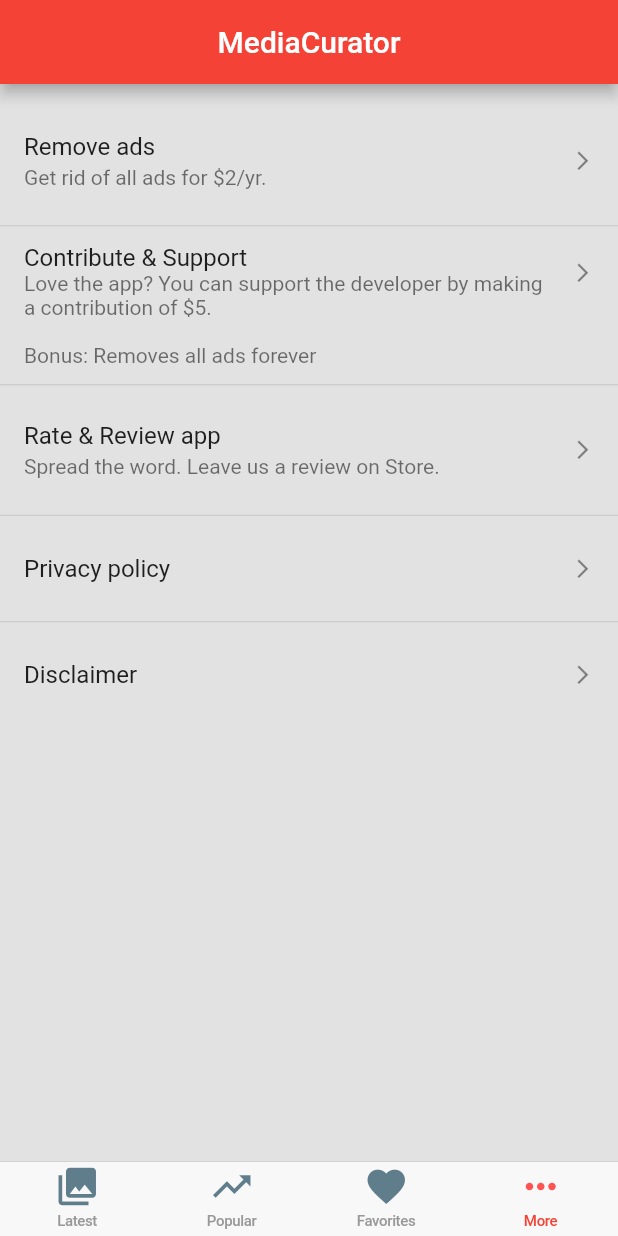
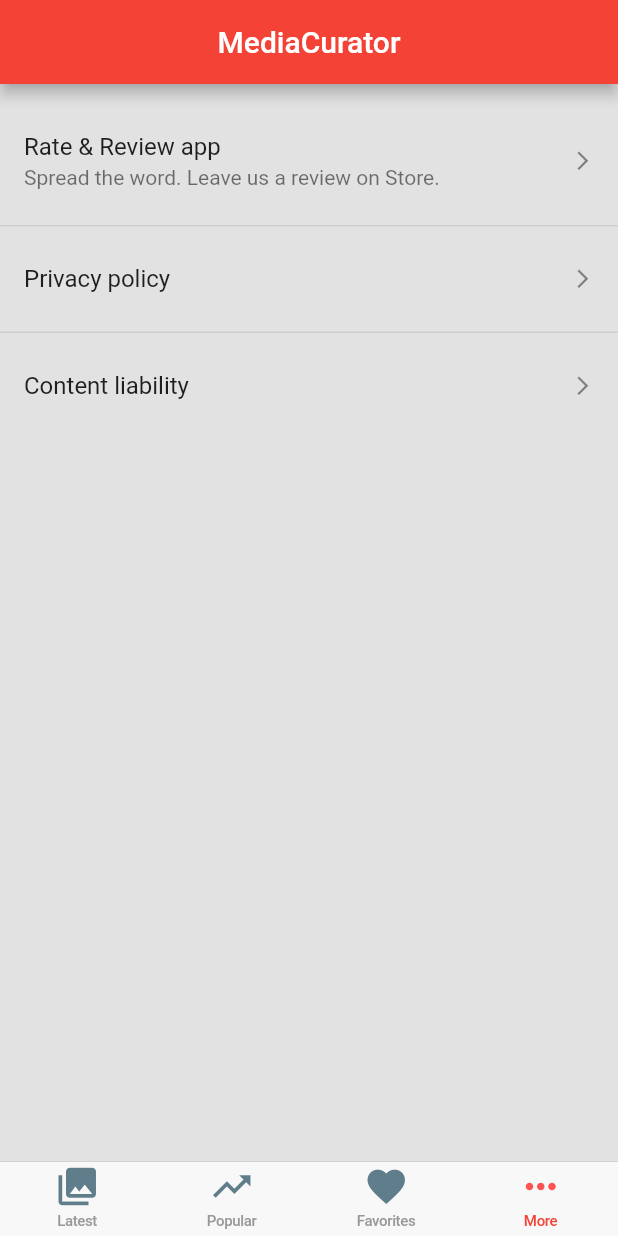
Before and after one commit to shahthepro/reddit_curator, a Flutter app: the screen it shows after launch, item 4 of the bottom bar chosen, on a phone screen of 412 x 824 dp. Run offline on Flutter 3.47's test engine with Material 2 defaults, Android fonts, the phone set to English and light mode, and no system bars; our stand-ins replace photo_view, sqflite, timeago; missing offline and left inert: admob_flutter, esys_flutter_share, image_downloader; accounts and stored records are empty; network calls fail.

```diff
--- a/lib/components/settings.dart
+++ b/lib/components/settings.dart
@@ -1,31 +1,32 @@
 import 'package:flutter/cupertino.dart';
 import 'package:flutter/material.dart';
+import 'package:url_launcher/url_launcher.dart';
 
-Widget getSettingsPage() {
+Widget getSettingsPage(BuildContext context) {
   return Container(
     // color: CupertinoColors.lightBackgroundGray,
     child: new ListView(
       padding: EdgeInsets.zero,
       children: <Widget>[
         Divider(height: 15.0, color: Colors.transparent),
-        ListTile(
-          title: Text("Remove ads"),
-          subtitle: Text("Get rid of all ads for \$2/yr."),
-          onTap: () {
-            print("Tapped");
-          },
-          trailing: Icon(Icons.arrow_forward_ios, size: 15,),
-        ),
-        Divider(height: 15.0),
-        ListTile(
-          title: Text("Contribute & Support"),
-          subtitle: Text("Love the app? You can support the developer by making a contribution of \$5.\n\nBonus: Removes all ads forever"),
-          onTap: () {
-            print("Tapped");
-          },
-          trailing: Icon(Icons.arrow_forward_ios, size: 15,),
-        ),
-        Divider(height: 15.0),
+        // ListTile(
+        //   title: Text("Remove ads"),
+        //   subtitle: Text("Get rid of all ads for \$2/yr."),
+        //   onTap: () {
+        //     print("Tapped");
+        //   },
+        //   trailing: Icon(Icons.arrow_forward_ios, size: 15,),
+        // ),
+        // Divider(height: 15.0),
+        // ListTile(
+        //   title: Text("Contribute & Support"),
+        //   subtitle: Text("Love the app? You can support the developer by making a contribution of \$5.\n\nBonus: Removes all ads forever"),
+        //   onTap: () {
+        //     print("Tapped");
+        //   },
+        //   trailing: Icon(Icons.arrow_forward_ios, size: 15,),
+        // ),
+        // Divider(height: 15.0),
         ListTile(
           title: Text("Rate & Review app"),
           subtitle: Text("Spread the word. Leave us a review on Store."),
@@ -37,80 +38,34 @@ Widget getSettingsPage() {
         Divider(height: 15.0),
         ListTile(
           title: Text("Privacy policy"),
-          onTap: () {
-            print("Tapped");
-          },
+          onTap: openPrivacyPolicyPage,
           trailing: Icon(Icons.arrow_forward_ios, size: 15,),
         ),
         Divider(height: 15.0),
         ListTile(
-          title: Text("Disclaimer"),
-          onTap: () {
-            print("Tapped");
-          },
+          title: Text("Content liability"),
+          onTap: openContentLiabilityPage,
           trailing: Icon(Icons.arrow_forward_ios, size: 15,),
         ),
       ],
-    )
-    //   children: <Widget>[
-    //     // new ListTile(
-    //     //   title: Text("Personalization", style: TextStyle(fontWeight: FontWeight.bold),),
-    //     // )
-    //     new ListTile(
-    //       contentPadding: EdgeInsets.only(top: 5, left: 15, bottom: 0, right: 5),
-    //       title: Text("Personalization"),
-    //       dense: true,
-    //     ),
-    //     Container(
-    //       // decoration: BoxDecoration(
-    //       //   color: CupertinoColors.white,
-    //       //   border: Border(
-    //       //     top: const BorderSide(
-    //       //       color: CupertinoColors.inactiveGray,
-    //       //       width: 0.0,
-    //       //     ),
-    //       //     bottom: const BorderSide(
-    //       //       color: CupertinoColors.inactiveGray,
-    //       //       width: 0.0,
-    //       //     ),
-    //       //   ),
-    //       // ),
-    //       child: new ListTile(
-    //         title: Text("Remove ads"),
-    //         enabled: true,
-    //         onTap: () {
-    //           print("Hello");
-    //         },
-    //       ),
-    //     )
-    //   ],
-    // ),
-    // // child: Column(
-    // //   children: <Widget>[
-    // //     Container(
-    // //       decoration: BoxDecoration(
-    // //         color: CupertinoColors.white,
-    // //         border: Border(
-    // //           top: const BorderSide(
-    // //             color: CupertinoColors.inactiveGray,
-    // //             width: 0.0,
-    // //           ),
-    // //           bottom: const BorderSide(
-    // //             color: CupertinoColors.inactiveGray,
-    // //             width: 0.0,
-    // //           ),
-    // //         ),
-    // //       ),
-    // //       child: Column(
-    // //         crossAxisAlignment: CrossAxisAlignment.stretch,
-    // //         children: <Widget>[
-    // //           Text("Remove ads"),
-    // //           Text("Remove ads"),
-    // //         ],
-    // //       ),
-    // //     ),
-    // //   ],
-    // // ),
+    ),
   );
+}
 
+void openPrivacyPolicyPage() async {
+  const url = 'https://kirukku.com/awwstagram-privacy-policy/';
+  if (await canLaunch(url)) {
+    await launch(url, forceWebView: true);
+  } else {
+    throw 'Could not launch $url';
+  }
 }
+
+void openContentLiabilityPage() async {
+  const url = 'https://kirukku.com/awwstagram-content-liability/';
+  if (await canLaunch(url)) {
+    await launch(url, forceWebView: true);
+  } else {
+    throw 'Could not launch $url';
+  }
+}
--- a/lib/screens/home.dart
+++ b/lib/screens/home.dart
@@ -85,15 +85,15 @@ class _HomePageState extends State<HomePage> {
       case 2:
         return _buildFavoritesTabView();
       case 3:
-        return _buildSettingsView();
+        return _buildSettingsView(context);
     }
     return _buildRecentTabView();
   }
 
-  Widget _buildSettingsView() {
+  Widget _buildSettingsView(BuildContext rootContext) {
     return new CupertinoTabView(
       builder: (BuildContext context) {
-        return getSettingsPage();
+        return getSettingsPage(rootContext);
       },
     );
   }
--- a/pubspec.yaml
+++ b/pubspec.yaml
@@ -28,6 +28,7 @@ dependencies:
   # firebase_admob: ^0.8.0
   admob_flutter: ^0.1.2
   timeago: ^2.0.10
+  url_launcher: ^5.0.1
 
 dev_dependencies:
   flutter_test:
```
